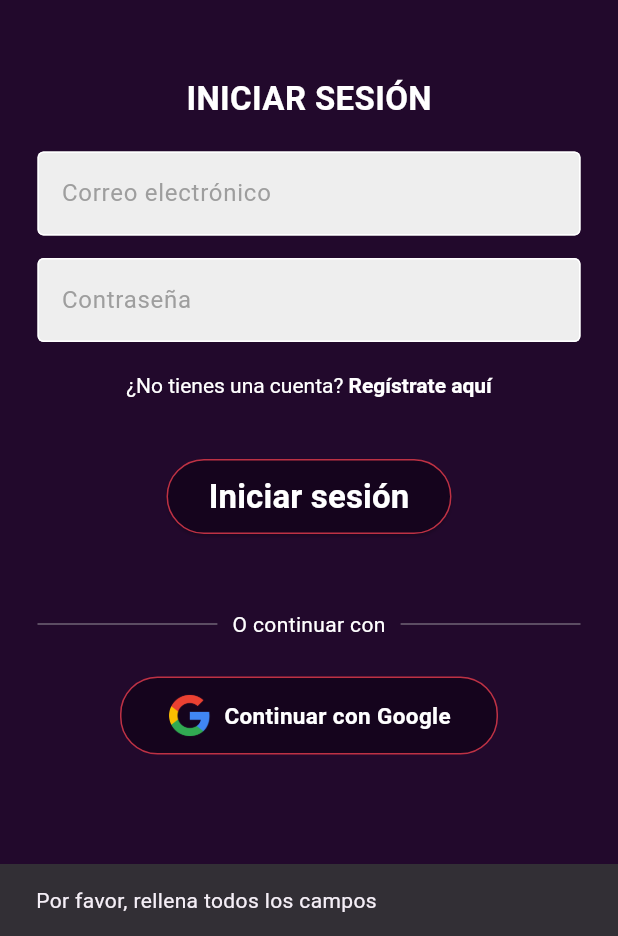
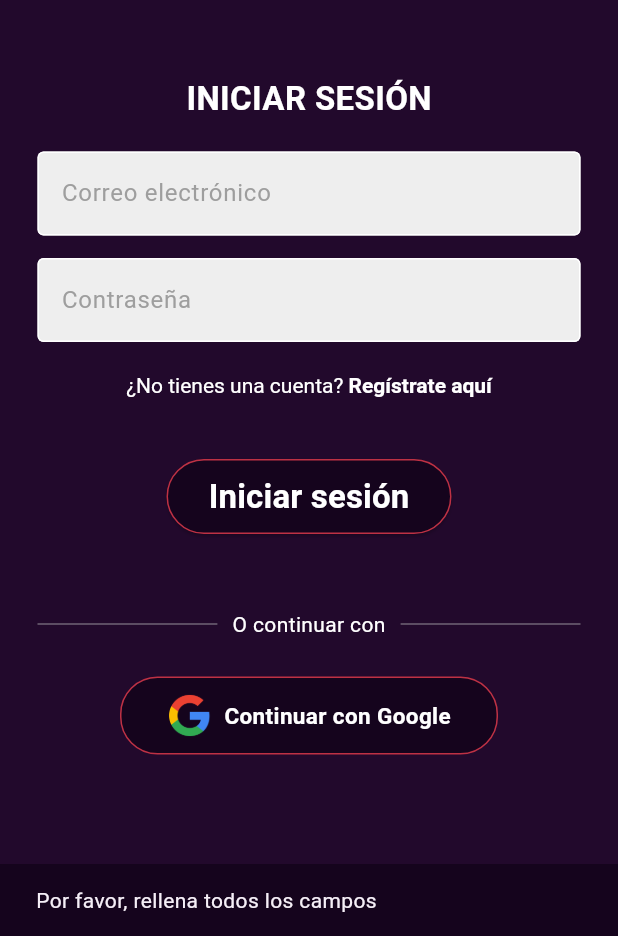
Before and after one commit to UNIZAR-30248-2024-FilmFinder/Film-Finder, a Flutter app: the screen it shows after launch, after a tap on "Iniciar sesión", on a phone screen of 412 x 824 dp, the part 300-1236 px from its top. Run offline on Flutter 3.47's test engine with Material 3 defaults, Android fonts, the phone set to English and light mode, and no system bars; our stand-ins replace carousel_slider, cloud_firestore, firebase_auth, firebase_core, flip_card, flutter_card_swiper and 4 more; accounts and stored records are empty.

Commit message:
los toast son fijos

```diff
--- a/lib/pages/auth_pages/login_screen.dart
+++ b/lib/pages/auth_pages/login_screen.dart
@@ -19,9 +19,13 @@ class LogIn extends StatelessWidget {
     try {
       // Verifica si los campos están vacíos
       if (usernameController.text.isEmpty || passwordController.text.isEmpty) {
+        ScaffoldMessenger.of(context).removeCurrentSnackBar();
+
         ScaffoldMessenger.of(context).showSnackBar(
           const SnackBar(
             content: Text('Por favor, rellena todos los campos'),
+            duration: Duration(days: 1),
+            backgroundColor: Color.fromRGBO(21, 4, 29, 1),
           ),
         );
         return; // Detiene la ejecución si faltan campos
@@ -52,19 +56,26 @@ class LogIn extends StatelessWidget {
         errorMessage = 'Error al iniciar sesión';
       }
 
+      ScaffoldMessenger.of(context).removeCurrentSnackBar();
+
       ScaffoldMessenger.of(context).showSnackBar(
         SnackBar(
           content: Text(errorMessage),
+          duration: const Duration(days: 1),
+          backgroundColor: const Color.fromRGBO(21, 4, 29, 1),
         ),
       );
     } catch (e) {
       // Cierra el diálogo de carga en caso de errores no esperados
       Navigator.of(context).pop();
 
+      ScaffoldMessenger.of(context).removeCurrentSnackBar();
+
       ScaffoldMessenger.of(context).showSnackBar(
         const SnackBar(
           content: Text('Ocurrió un error inesperado'),
-          backgroundColor: Colors.red,
+          duration: Duration(days: 1),
+          backgroundColor: Color.fromRGBO(21, 4, 29, 1),
         ),
       );
     }
@@ -158,9 +169,14 @@ class LogIn extends StatelessWidget {
       return userCredential;
     } catch (e) {
       print("Error durante el inicio de sesión con Google: $e");
+      ScaffoldMessenger.of(context).removeCurrentSnackBar();
+
       ScaffoldMessenger.of(context).showSnackBar(
         const SnackBar(
-            content: Text("Error en el inicio de sesión con Google")),
+          content: Text("Error en el inicio de sesión con Google"),
+          duration: Duration(days: 1),
+          backgroundColor: Color.fromRGBO(21, 4, 29, 1),
+        ),
       );
     }
     return null;
@@ -215,6 +231,8 @@ class LogIn extends StatelessWidget {
           const SizedBox(height: 5),
           TextButton(
             onPressed: () {
+              ScaffoldMessenger.of(context).removeCurrentSnackBar();
+
               Navigator.push(
                 context,
                 MaterialPageRoute(builder: (context) => Register()),
@@ -241,6 +259,7 @@ class LogIn extends StatelessWidget {
           const SizedBox(height: 25),
           ElevatedButton(
             onPressed: () {
+              ScaffoldMessenger.of(context).removeCurrentSnackBar();
               signUser(context);
             },
             style: ElevatedButton.styleFrom(
@@ -302,12 +321,11 @@ class LogIn extends StatelessWidget {
             ),
             child: InkWell(
               borderRadius: BorderRadius.circular(25.0),
-              splashColor:
-                  Colors.white.withOpacity(0.2), // Color del efecto de onda
-              highlightColor: Colors.transparent, // Evita el resaltado de fondo
+              splashColor: Colors.white.withOpacity(0.2),
+              highlightColor: Colors.transparent,
               onTap: () {
+                ScaffoldMessenger.of(context).removeCurrentSnackBar();
                 loginwithGoogle(context);
-                // Acción al tocar el botón
               },
               child: Container(
                 width: 250,
```
Also changed, not shown: lib/pages/auth_pages/register_screen.dart (+43 -6 lines), lib/pages/profile_pages/edit_profile_screen.dart (+44 -6 lines), lib/widgets/film_widgets/room_widget.dart (+7 -3 lines), lib/widgets/profile_widgets/change_password_widget.dart (+27 -6 lines), lib/widgets/profile_widgets/delete_account_widget.dart (+33 -5 lines), 1 other file.
